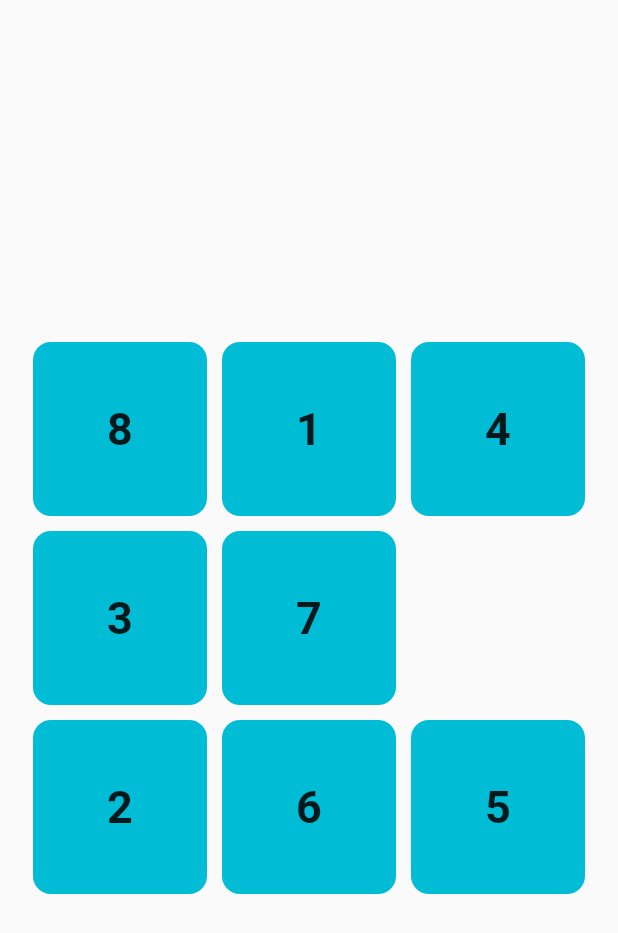
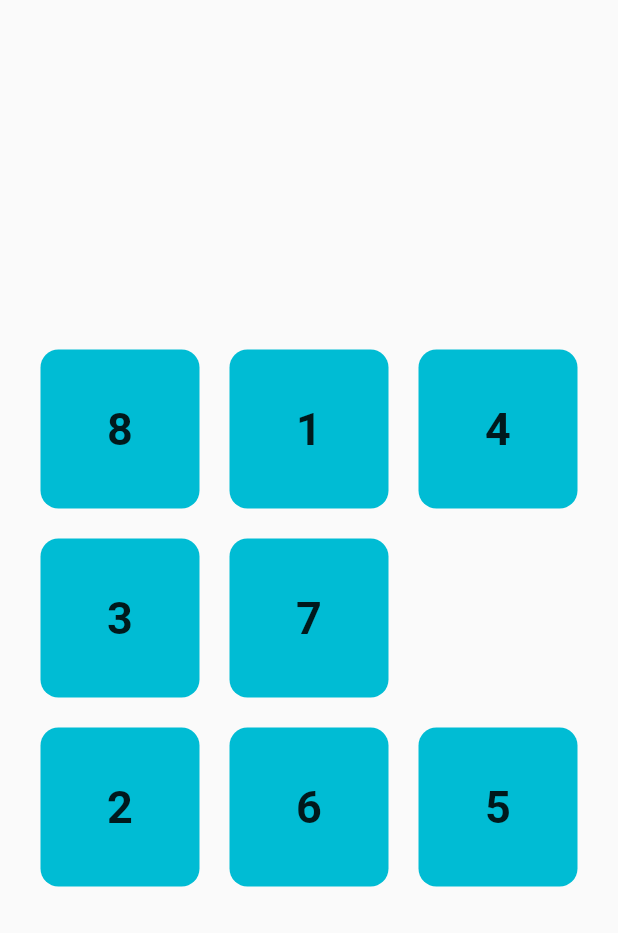
Before and after one commit to Roaa94/dashtronaut, a Flutter app: the screen it shows after launch, on a phone screen of 412 x 824 dp. Shown: the top 933 px of the screen. Run offline on Flutter 3.47's test engine with Material 2 defaults, Android fonts, the phone set to English and light mode, and no system bars; our stand-ins replace equatable.

Commit message:
minor style changes

```diff
--- a/lib/presentation/puzzle/widgets/puzzle_board.dart
+++ b/lib/presentation/puzzle/widgets/puzzle_board.dart
@@ -1,5 +1,4 @@
 import 'package:flutter/material.dart';
-import 'package:flutter_puzzle_hack/constants/ui.dart';
 import 'package:flutter_puzzle_hack/presentation/providers/puzzle_provider.dart';
 import 'package:flutter_puzzle_hack/presentation/tile/widgets/tile_wrapper.dart';
 import 'package:provider/provider.dart';
@@ -14,8 +13,6 @@ class PuzzleBoard extends StatefulWidget {
 class _PuzzleBoardState extends State<PuzzleBoard> {
   late PuzzleProvider puzzleProvider;
 
-  double get puzzleContainerWidth => MediaQuery.of(context).size.width - UI.screenHPadding * 2;
-
   @override
   void initState() {
     puzzleProvider = Provider.of<PuzzleProvider>(context, listen: false);
@@ -24,15 +21,23 @@ class _PuzzleBoardState extends State<PuzzleBoard> {
 
   @override
   Widget build(BuildContext context) {
-    return Center(
-      child: Container(
-        width: puzzleContainerWidth,
-        height: puzzleContainerWidth,
-        margin: const EdgeInsets.all(UI.screenHPadding),
-        child: Stack(
-          children: List.generate(
-            puzzleProvider.tilesWithoutWhitespace.length,
-            (index) => TileWrapper(tile: puzzleProvider.tilesWithoutWhitespace[index]),
+    return Container(
+      width: MediaQuery.of(context).size.width,
+      height: MediaQuery.of(context).size.height,
+      // color: Colors.cyan,
+      child: Center(
+        child: Container(
+          width: puzzleProvider.puzzleContainerWidth,
+          height: puzzleProvider.puzzleContainerWidth,
+          decoration: BoxDecoration(
+            color: Theme.of(context).scaffoldBackgroundColor,
+            borderRadius: BorderRadius.circular(15),
+          ),
+          child: Stack(
+            children: List.generate(
+              puzzleProvider.tilesWithoutWhitespace.length,
+              (index) => TileWrapper(tile: puzzleProvider.tilesWithoutWhitespace[index]),
+            ),
           ),
         ),
       ),
--- a/lib/presentation/tile/widgets/tile_container.dart
+++ b/lib/presentation/tile/widgets/tile_container.dart
@@ -22,7 +22,7 @@ class TileContainer extends StatelessWidget {
         color: isAtCorrectLocation ? Colors.pinkAccent : Colors.cyan,
         borderRadius: BorderRadius.circular(12),
       ),
-      margin: const EdgeInsets.all(5),
+      margin: const EdgeInsets.all(10),
       alignment: Alignment.center,
       child: Column(
         mainAxisAlignment: MainAxisAlignment.center,
```
